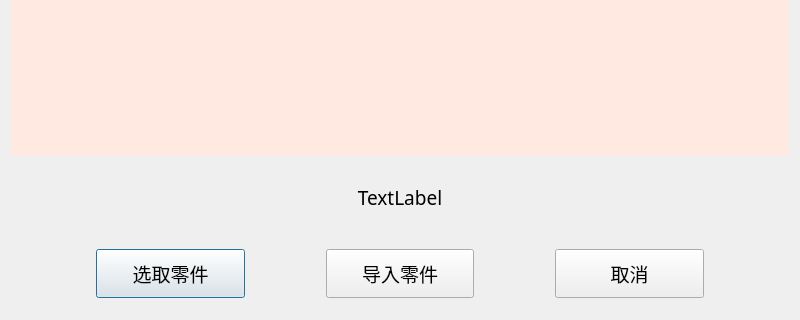
The window that BendFileReader.ui (LWANG670/RobotOfflineBend) describes before a commit, drawn with Qt 5; both pictures show x 0 to 800 and y 280 to 600 of the 800 by 600 pixel window.
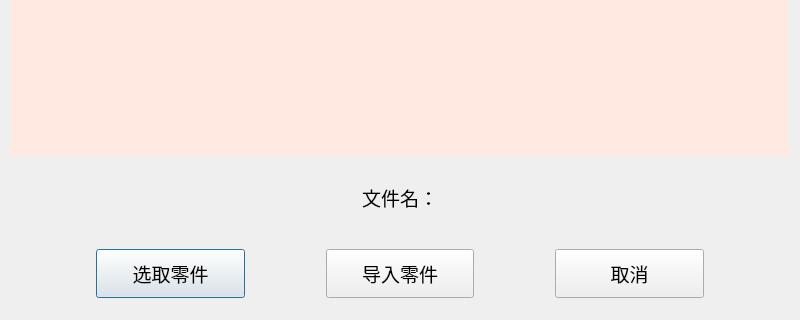
The same window after the commit.

The edit to the form file:
```diff
--- a/BendFileReader.ui
+++ b/BendFileReader.ui
@@ -42,7 +42,7 @@
       </font>
      </property>
      <property name="text">
-      <string>TextLabel</string>
+      <string>文件名：</string>
      </property>
      <property name="alignment">
       <set>Qt::AlignCenter</set>
```
